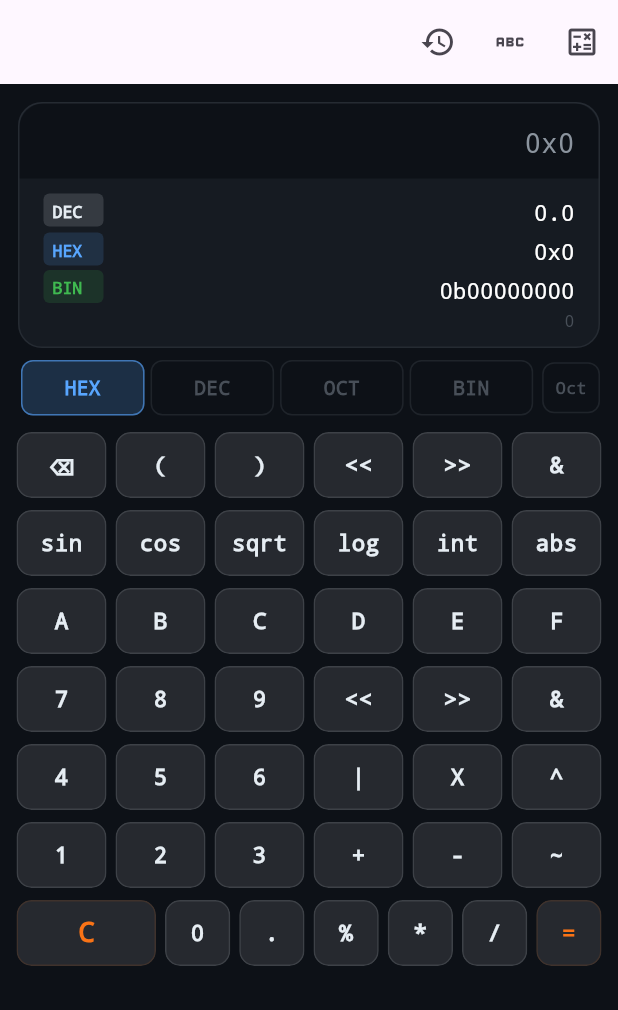
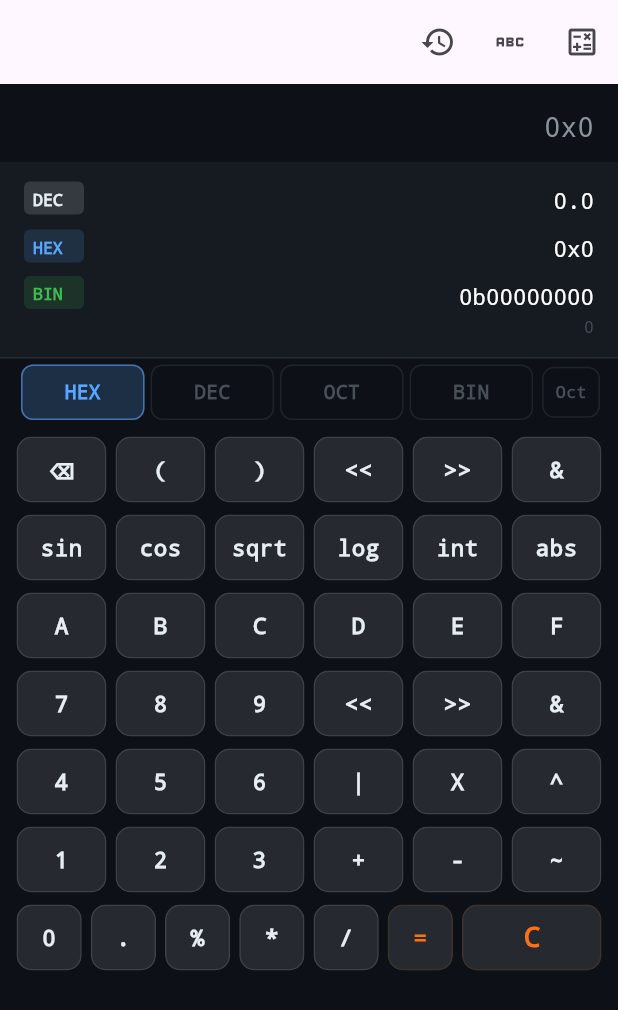
Before and after one commit to siliconvalleyar-oss/programmer_calc, a Flutter app: the screen it shows after launch, on a phone screen of 412 x 824 dp. Shown: the top 1010 px of the screen. Run offline on Flutter 3.47's test engine with Material 3 defaults, Android fonts, the phone set to English and light mode, and no system bars.

Commit message:
pcalc: C at bottom-right, full-width display, more spacing between rows

```diff
--- a/lib/home_screen.dart
+++ b/lib/home_screen.dart
@@ -372,18 +372,18 @@ class _HomeScreenState extends State<HomeScreen> {
 
   Widget _customBottomRow(bool isBin) {
     return Row(children: [
+      Expanded(child: _btn(isBin ? '0/1' : '0', () => _pressDigit('0'))),
+      Expanded(child: _btn('.', () => _pressDigit('.'))),
+      Expanded(child: _btn('%', () => _pressOperator('%'))),
+      Expanded(child: _btn('*', () => _pressOperator('*'))),
+      Expanded(child: _btn('/', () => _pressOperator('/'))),
+      Expanded(child: _btn('=', _evaluate, color: AppTheme.accentOrange)),
       Expanded(flex: 2, child: CalcButton(
         label: 'C',
         onTap: _clear,
         color: AppTheme.accentOrange,
         fontSize: 18,
       )),
-      Expanded(child: _btn(isBin ? '0/1' : '0', () => _pressDigit('0'))),
-      Expanded(child: _btn('.', () => _pressDigit('.'))),
-      Expanded(child: _btn('%', () => _pressOperator('%'))),
-      Expanded(child: _btn('*', () => _pressOperator('*'))),
-      Expanded(child: _btn('/', () => _pressOperator('/'))),
-      Expanded(child: _btn('=', _evaluate, color: AppTheme.accentOrange)),
     ]);
   }
 
--- a/lib/widgets/calc_display.dart
+++ b/lib/widgets/calc_display.dart
@@ -21,14 +21,13 @@ class CalcDisplay extends StatelessWidget {
   @override
   Widget build(BuildContext context) {
     return Container(
-      margin: const EdgeInsets.fromLTRB(12, 12, 12, 4),
+      margin: EdgeInsets.zero,
       decoration: BoxDecoration(
         color: AppTheme.bgCard,
-        borderRadius: BorderRadius.circular(16),
-        border: Border.all(color: AppTheme.textDim.withValues(alpha: 0.3)),
+        border: Border(
+          bottom: BorderSide(color: AppTheme.textDim.withValues(alpha: 0.3)),
         ),
-      child: ClipRRect(
-        borderRadius: BorderRadius.circular(16),
+      ),
       child: Column(
         crossAxisAlignment: CrossAxisAlignment.stretch,
         children: [
@@ -37,13 +36,12 @@ class CalcDisplay extends StatelessWidget {
           if (error != null) _buildErrorBar(),
         ],
       ),
-      ),
     );
   }
 
   Widget _buildExpressionBar() {
     return Container(
-      padding: const EdgeInsets.fromLTRB(16, 14, 16, 10),
+      padding: const EdgeInsets.fromLTRB(16, 16, 16, 10),
       color: AppTheme.bgDark,
       child: Text(
         expression.isEmpty ? '0' : expression,
@@ -75,15 +73,19 @@ class CalcDisplay extends StatelessWidget {
       padding: const EdgeInsets.symmetric(horizontal: 16, vertical: 8),
       child: DefaultTextStyle(
         style: const TextStyle(fontFamily: 'monospace', fontSize: 14, height: 1.6),
-        child: Column(crossAxisAlignment: CrossAxisAlignment.stretch, children: rows),
+        child: Column(
+          crossAxisAlignment: CrossAxisAlignment.stretch,
+          children: rows.map((r) => Padding(
+            padding: const EdgeInsets.symmetric(vertical: 4),
+            child: r,
+          )).toList(),
+        ),
       ),
     );
   }
 
   Widget _binRow(String binValue, String binLabels) {
-    return Padding(
-      padding: const EdgeInsets.symmetric(vertical: 1),
-      child: Row(
+    return Row(
       crossAxisAlignment: CrossAxisAlignment.start,
       children: [
         Container(
@@ -95,7 +97,7 @@ class CalcDisplay extends StatelessWidget {
           ),
           child: Text('BIN', style: TextStyle(color: AppTheme.binColor, fontSize: 11, fontWeight: FontWeight.w700)),
         ),
-          const SizedBox(width: 12),
+        const SizedBox(width: 16),
         Expanded(
           child: Column(
             crossAxisAlignment: CrossAxisAlignment.end,
@@ -114,14 +116,11 @@ class CalcDisplay extends StatelessWidget {
           ),
         ),
       ],
-      ),
     );
   }
 
   Widget _resultRow(String label, Color color, String value) {
-    return Padding(
-      padding: const EdgeInsets.symmetric(vertical: 1),
-      child: Row(
+    return Row(
       children: [
         Container(
           width: 40,
@@ -132,7 +131,7 @@ class CalcDisplay extends StatelessWidget {
           ),
           child: Text(label, style: TextStyle(color: color, fontSize: 11, fontWeight: FontWeight.w700)),
         ),
-          const SizedBox(width: 12),
+        const SizedBox(width: 16),
         Expanded(
           child: Text(
             value,
@@ -141,7 +140,6 @@ class CalcDisplay extends StatelessWidget {
           ),
         ),
       ],
-      ),
     );
   }
 
```
Lines whose indentation alone changed are shown as unchanged.
